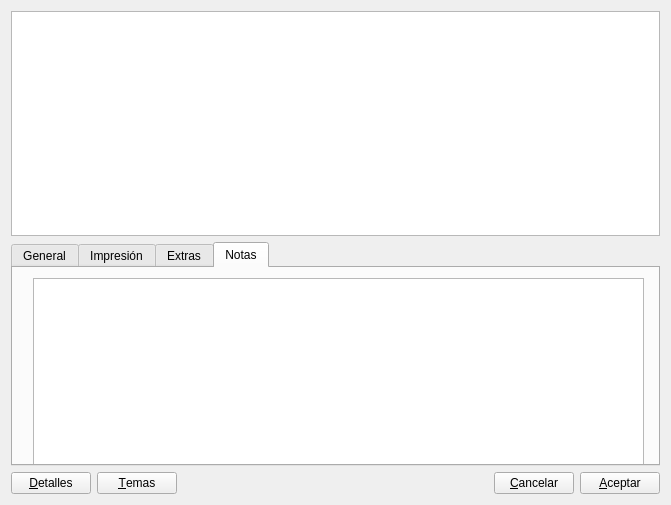
Before: the Qt Designer form gui/dlgnuevaobra.ui in rogorido/qtpredicadores, drawn with Qt 5.
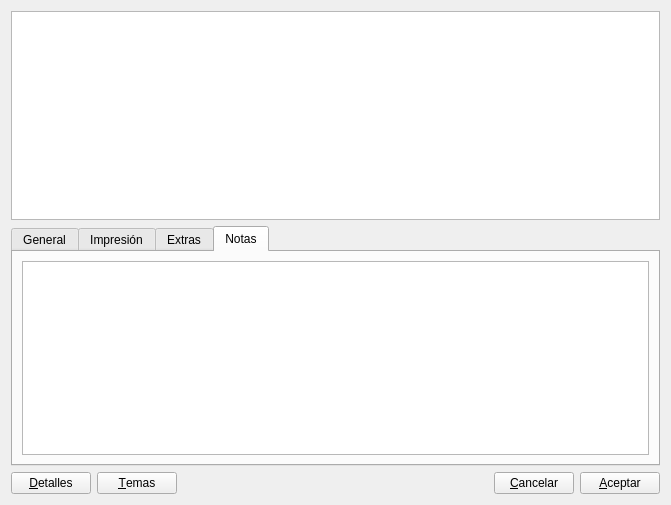
After: the same form once the commit is applied. The open tabs and pages were chosen to show the change. Icons and pictures are not drawn. Custom widgets are drawn as their Qt base class.

Diff of the .ui file:
```diff
--- a/gui/dlgnuevaobra.ui
+++ b/gui/dlgnuevaobra.ui
@@ -375,16 +375,11 @@
       <attribute name="title">
        <string>Notas</string>
       </attribute>
-      <widget class="QTextEdit" name="txtNotas">
-       <property name="geometry">
-        <rect>
-         <x>20</x>
-         <y>10</y>
-         <width>611</width>
-         <height>192</height>
-        </rect>
-       </property>
-      </widget>
+      <layout class="QHBoxLayout" name="horizontalLayout_2">
+       <item>
+        <widget class="QTextEdit" name="txtNotas"/>
+       </item>
+      </layout>
      </widget>
     </widget>
    </item>
```
Left out of the diff: 74 changed lines with no effect on the pictures.
